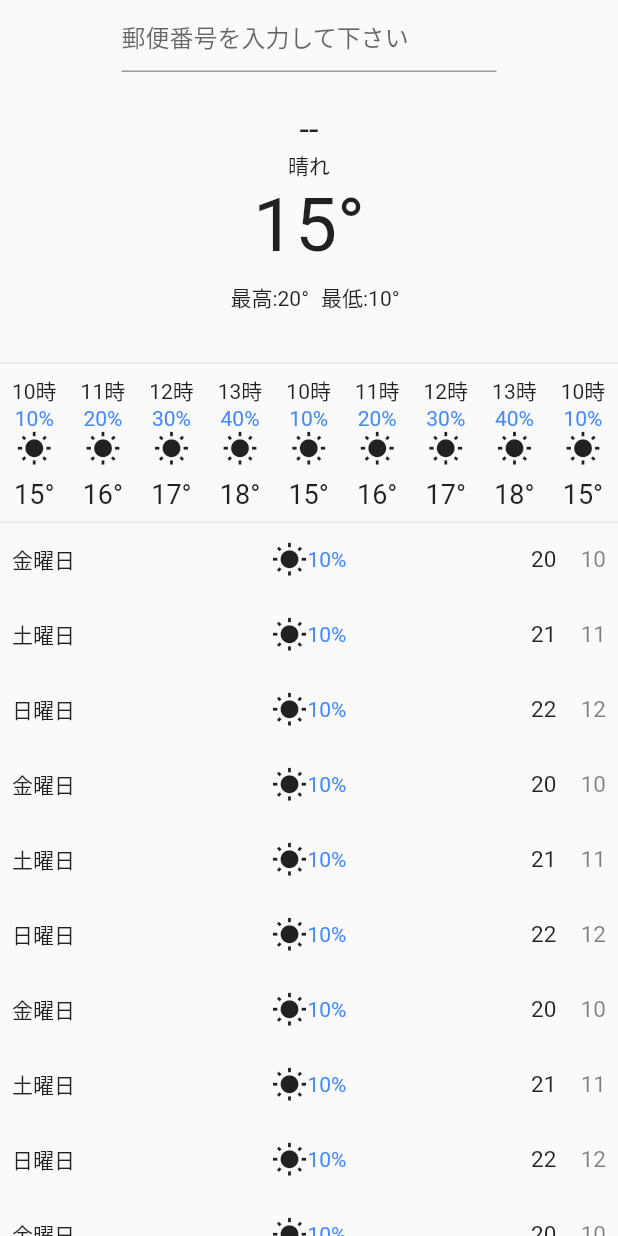
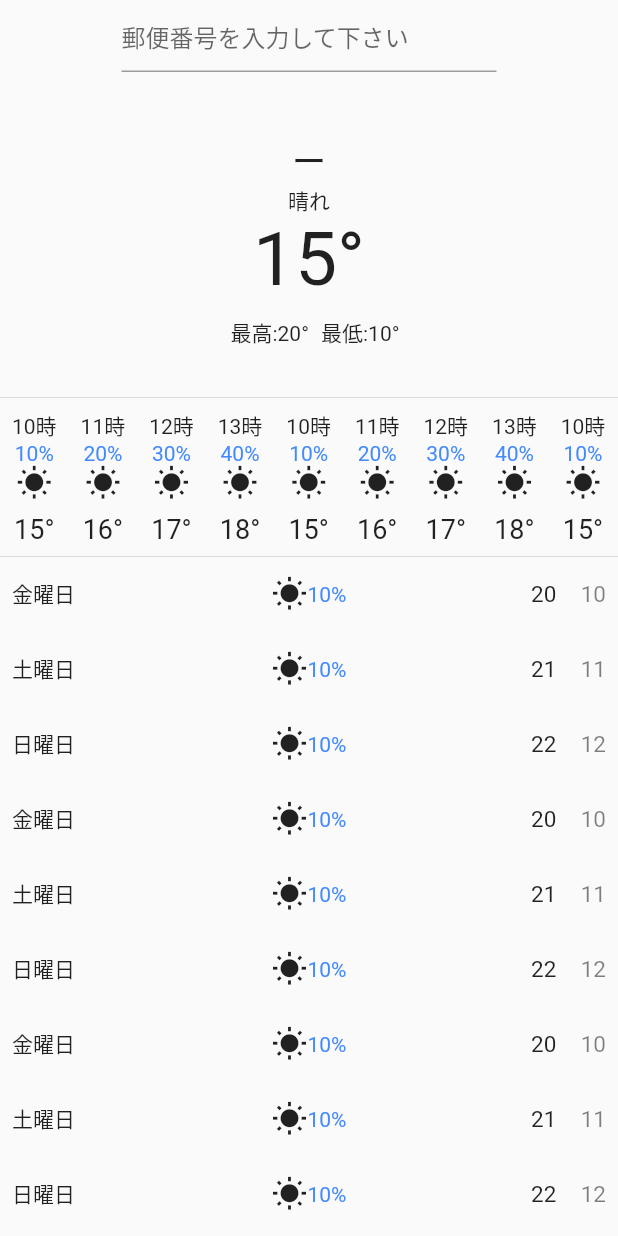
Before and after one commit to tomohiro1024/weather, a Flutter app: the screen it shows after launch, on a phone screen of 412 x 824 dp. Run offline on Flutter 3.47's test engine with Material 2 defaults, Android fonts, the phone set to English and light mode, and no system bars.

Commit message:
天気情報API情報の取得

```diff
--- a/lib/top_page.dart
+++ b/lib/top_page.dart
@@ -15,7 +15,9 @@ class _TopPageState extends State<TopPage> {
   Weather currentWeather =
       Weather(15, 20, 10, '晴れ', 1.0, 1.0, '晴れ', DateTime(2020, 10, 2, 12), 10);
 
-  List<String> address = ['-', '-'];
+  String? address = 'ー';
+
+  String? errorMessage;
 
   List<Weather> hourlyWeather = [
     Weather(15, 20, 10, '晴れ', 1.0, 1.0, '晴れ', DateTime(2020, 10, 2, 10), 10),
@@ -60,28 +62,32 @@ class _TopPageState extends State<TopPage> {
                 width: 250,
                 child: TextField(
                   onSubmitted: (value) async {
+                    Map<String, String> response = {};
                     // 郵便番号から住所を検索
-                    address = (await ZipCode.searchAddressFromZipCode(value))!;
-                    print(address);
+                    response = (await ZipCode.searchAddressFromZipCode(value))!;
+                    await Weather.getCurrentWeather(value);
+                    // responseの'message'というキーに値が入ってきた(エラーが出た)場合に入ってくる変数
+                    errorMessage = response['message'];
+                    // responseの'address'というキーが含んでいた場合、変数addressに'address'の値を入れる
+                    if (response.containsKey('address')) {
+                      address = response['address'];
+                    }
                     // addressの値が'ー'からvalueに入ってきた値になるため更新が必要
                     // setStateはビルドがもう一度実行される
                     setState(() {});
                   },
                   decoration: InputDecoration(hintText: '郵便番号を入力して下さい'),
                 )),
+            // errorMessageに値が入っていない(エラーじゃない)場合何も表示しない
+            // errorMessageに値が入ってきた(エラー)場合、エラーメッセージを表示する
+            Text(
+              errorMessage == null ? '' : errorMessage!,
+              style: TextStyle(color: Colors.red),
+            ),
             SizedBox(height: 25),
-            Row(
-              mainAxisAlignment: MainAxisAlignment.center,
-              children: [
-                Text(
-                  address[0],
-                  style: TextStyle(fontSize: 23),
-                ),
-                Text(
-                  address[1],
-                  style: TextStyle(fontSize: 23),
-                ),
-              ],
+            Text(
+              address!,
+              style: TextStyle(fontSize: 23),
             ),
             Text(currentWeather.description),
             Text(
```
Also changed, not shown: lib/weather.dart (+39 -0 lines), lib/zip_code.dart (+17 -9 lines).
